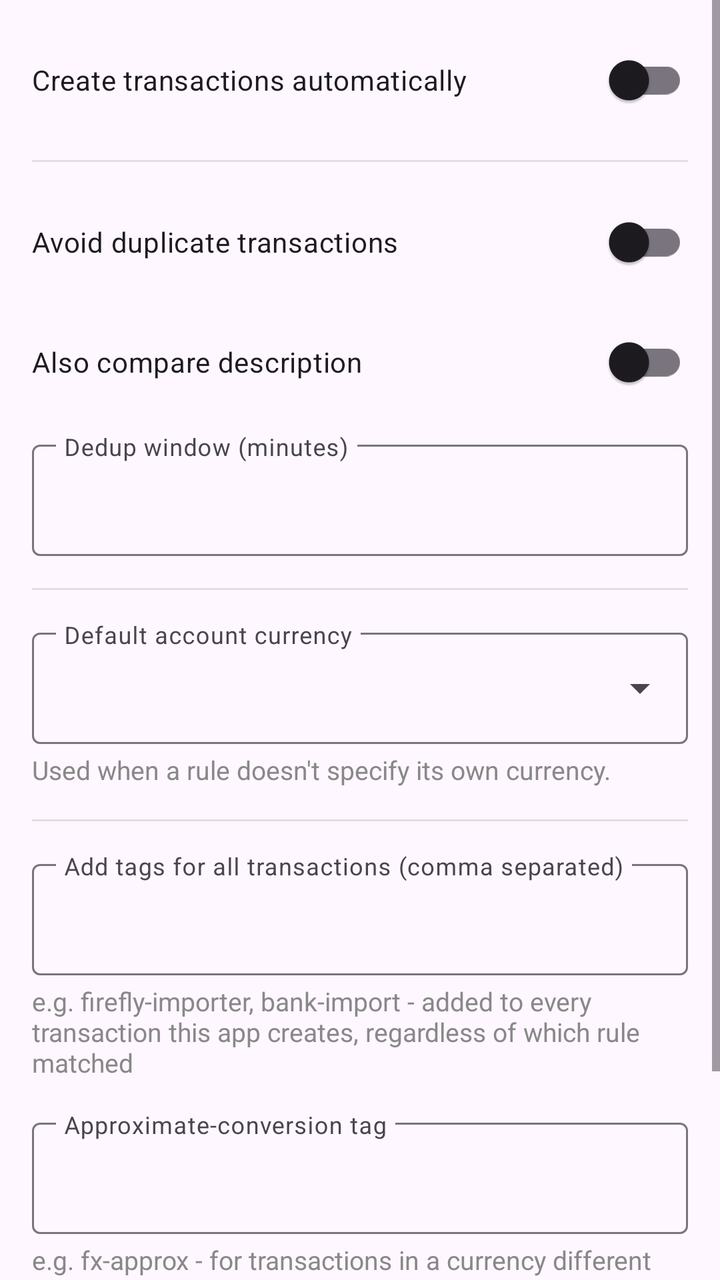
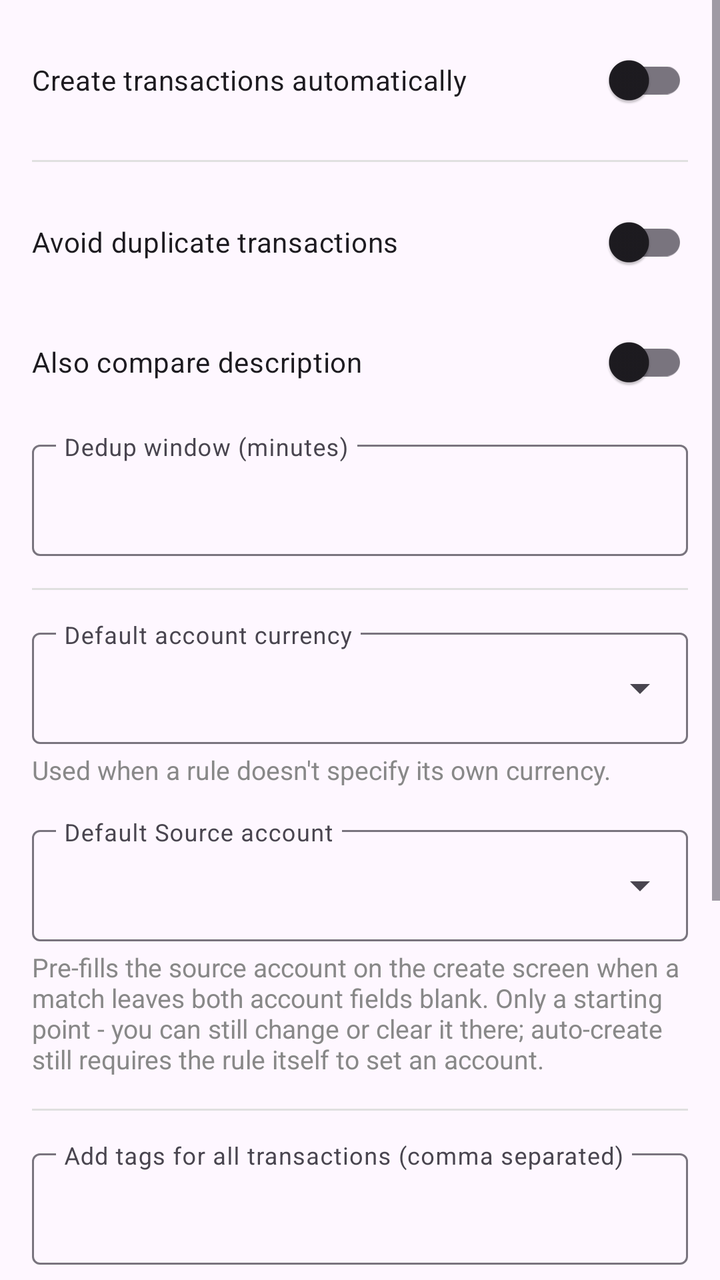

Compare the two renders of this Android layout. The source of the first and the diff that turns it into the second are given below.
<!-- AndroidManifest.xml: application theme Theme.FfNotifyImporter -->
<!-- res/layout/fragment_transaction_creation.xml -->
<?xml version="1.0" encoding="utf-8"?>
<ScrollView xmlns:android="http://schemas.android.com/apk/res/android"
    xmlns:app="http://schemas.android.com/apk/res-auto"
    android:layout_width="match_parent"
    android:layout_height="match_parent">

    <LinearLayout
        android:layout_width="match_parent"
        android:layout_height="wrap_content"
        android:orientation="vertical"
        android:padding="16dp">

        <com.google.android.material.switchmaterial.SwitchMaterial
            android:id="@+id/autoCreateSwitch"
            android:layout_width="match_parent"
            android:layout_height="wrap_content"
            android:layout_marginBottom="16dp"
            android:text="@string/firefly_auto_create" />

        <View
            android:layout_width="match_parent"
            android:layout_height="1dp"
            android:layout_marginBottom="16dp"
            android:background="#E0E0E0" />

        <com.google.android.material.switchmaterial.SwitchMaterial
            android:id="@+id/dedupEnabledSwitch"
            android:layout_width="match_parent"
            android:layout_height="wrap_content"
            android:layout_marginBottom="12dp"
            android:text="@string/firefly_dedup_enabled" />

        <com.google.android.material.switchmaterial.SwitchMaterial
            android:id="@+id/dedupIncludeDescriptionSwitch"
            android:layout_width="match_parent"
            android:layout_height="wrap_content"
            android:layout_marginBottom="12dp"
            android:text="@string/firefly_dedup_include_description" />

        <com.google.android.material.textfield.TextInputLayout
            android:layout_width="match_parent"
            android:layout_height="wrap_content"
            android:layout_marginBottom="16dp"
            android:hint="@string/firefly_field_dedup_window"
            app:expandedHintEnabled="false">

            <com.google.android.material.textfield.TextInputEditText
                android:id="@+id/dedupWindowInput"
                android:layout_width="match_parent"
                android:layout_height="wrap_content"
                android:inputType="number" />

        </com.google.android.material.textfield.TextInputLayout>

        <View
            android:layout_width="match_parent"
            android:layout_height="1dp"
            android:layout_marginBottom="16dp"
            android:background="#E0E0E0" />

        <com.google.android.material.textfield.TextInputLayout
            android:id="@+id/defaultAccountCurrencyLayout"
            android:layout_width="match_parent"
            android:layout_height="wrap_content"
            android:layout_marginBottom="4dp"
            android:hint="@string/firefly_field_default_account_currency"
            app:expandedHintEnabled="false"
            app:endIconMode="custom"
            app:endIconDrawable="@drawable/ic_dropdown"
            app:endIconContentDescription="@string/rule_pick_currency">

            <com.google.android.material.textfield.TextInputEditText
                android:id="@+id/defaultAccountCurrencyInput"
                android:layout_width="match_parent"
                android:layout_height="wrap_content" />

        </com.google.android.material.textfield.TextInputLayout>

        <TextView
            android:layout_width="match_parent"
            android:layout_height="wrap_content"
            android:layout_marginBottom="16dp"
            android:text="@string/firefly_field_default_account_currency_hint"
            android:textColor="#888888"
            android:textSize="13sp" />

        <View
            android:layout_width="match_parent"
            android:layout_height="1dp"
            android:layout_marginBottom="16dp"
            android:background="#E0E0E0" />

        <com.google.android.material.textfield.TextInputLayout
            android:layout_width="match_parent"
            android:layout_height="wrap_content"
            android:layout_marginBottom="4dp"
            android:hint="@string/firefly_field_all_transactions_tags"
            app:expandedHintEnabled="false">

            <com.google.android.material.textfield.TextInputEditText
                android:id="@+id/allTransactionsTagInput"
                android:layout_width="match_parent"
                android:layout_height="wrap_content" />

        </com.google.android.material.textfield.TextInputLayout>

        <TextView
            android:layout_width="match_parent"
            android:layout_height="wrap_content"
            android:layout_marginBottom="16dp"
            android:text="@string/firefly_field_all_transactions_tags_hint"
            android:textColor="#888888"
            android:textSize="13sp" />

        <com.google.android.material.textfield.TextInputLayout
            android:layout_width="match_parent"
            android:layout_height="wrap_content"
            android:layout_marginBottom="4dp"
            android:hint="@string/firefly_field_approx_tag"
            app:expandedHintEnabled="false">

            <com.google.android.material.textfield.TextInputEditText
                android:id="@+id/approxTagInput"
                android:layout_width="match_parent"
                android:layout_height="wrap_content" />

        </com.google.android.material.textfield.TextInputLayout>

        <TextView
            android:layout_width="match_parent"
            android:layout_height="wrap_content"
            android:layout_marginBottom="16dp"
            android:text="@string/firefly_field_approx_tag_hint"
            android:textColor="#888888"
            android:textSize="13sp" />

        <Button
            android:id="@+id/saveButton"
            android:layout_width="wrap_content"
            android:layout_height="wrap_content"
            android:layout_gravity="end"
            android:text="@string/action_save" />

    </LinearLayout>

</ScrollView>
<!-- resources referenced by this layout -->
<resources>
  <!-- drawable ic_dropdown (drawable) -->
  <?xml version="1.0" encoding="utf-8"?>
  <vector xmlns:android="http://schemas.android.com/apk/res/android"
      android:width="24dp"
      android:height="24dp"
      android:viewportWidth="24"
      android:viewportHeight="24"
      android:tint="?attr/colorOnSurfaceVariant">
      <path
          android:fillColor="#FF000000"
          android:pathData="M7,10l5,5 5,-5z" />
  </vector>
  <string name="action_save">Save</string>
  <string name="firefly_auto_create">Create transactions automatically</string>
  <string name="firefly_dedup_enabled">Avoid duplicate transactions</string>
  <string name="firefly_dedup_include_description">Also compare description</string>
  <string name="firefly_field_all_transactions_tags">Add tags for all transactions (comma separated)</string>
  <string name="firefly_field_all_transactions_tags_hint">e.g. firefly-importer, bank-import - added to every transaction this app creates, regardless of which rule matched</string>
  <string name="firefly_field_approx_tag">Approximate-conversion tag</string>
  <string name="firefly_field_approx_tag_hint">e.g. fx-approx - for transactions in a currency different from the account\'s own currency, applied when the amount had to be computed from a fetched exchange rate</string>
  <string name="firefly_field_dedup_window">Dedup window (minutes)</string>
  <string name="firefly_field_default_account_currency">Default account currency</string>
  <string name="firefly_field_default_account_currency_hint">Used when a rule doesn\'t specify its own currency.</string>
  <string name="rule_pick_currency">Pick currency</string>
  <style name="Theme.FfNotifyImporter" parent="Theme.Material3.DayNight.NoActionBar" />
</resources>

<!-- the commit's change to res/layout/fragment_transaction_creation.xml (unified diff, before → after) -->
@@ -84,6 +84,32 @@
             android:textColor="#888888"
             android:textSize="13sp" />
 
+        <com.google.android.material.textfield.TextInputLayout
+            android:id="@+id/defaultSourceAccountLayout"
+            android:layout_width="match_parent"
+            android:layout_height="wrap_content"
+            android:layout_marginBottom="4dp"
+            android:hint="@string/firefly_field_default_source_account"
+            app:expandedHintEnabled="false"
+            app:endIconMode="custom"
+            app:endIconDrawable="@drawable/ic_dropdown"
+            app:endIconContentDescription="@string/rule_pick_account">
+
+            <com.google.android.material.textfield.TextInputEditText
+                android:id="@+id/defaultSourceAccountInput"
+                android:layout_width="match_parent"
+                android:layout_height="wrap_content" />
+
+        </com.google.android.material.textfield.TextInputLayout>
+
+        <TextView
+            android:layout_width="match_parent"
+            android:layout_height="wrap_content"
+            android:layout_marginBottom="16dp"
+            android:text="@string/firefly_field_default_source_account_hint"
+            android:textColor="#888888"
+            android:textSize="13sp" />
+
         <View
             android:layout_width="match_parent"
             android:layout_height="1dp"
<!-- resource entries referenced after the edit -->
@@ -23,6 +23,9 @@
   <string name="firefly_field_dedup_window">Dedup window (minutes)</string>
   <string name="firefly_field_default_account_currency">Default account currency</string>
   <string name="firefly_field_default_account_currency_hint">Used when a rule doesn\'t specify its own currency.</string>
+  <string name="firefly_field_default_source_account">Default Source account</string>
+  <string name="firefly_field_default_source_account_hint">Pre-fills the source account on the create screen when a match leaves both account fields blank. Only a starting point - you can still change or clear it there; auto-create still requires the rule itself to set an account.</string>
+  <string name="rule_pick_account">Pick account</string>
   <string name="rule_pick_currency">Pick currency</string>
   <style name="Theme.FfNotifyImporter" parent="Theme.Material3.DayNight.NoActionBar" />
 </resources>
